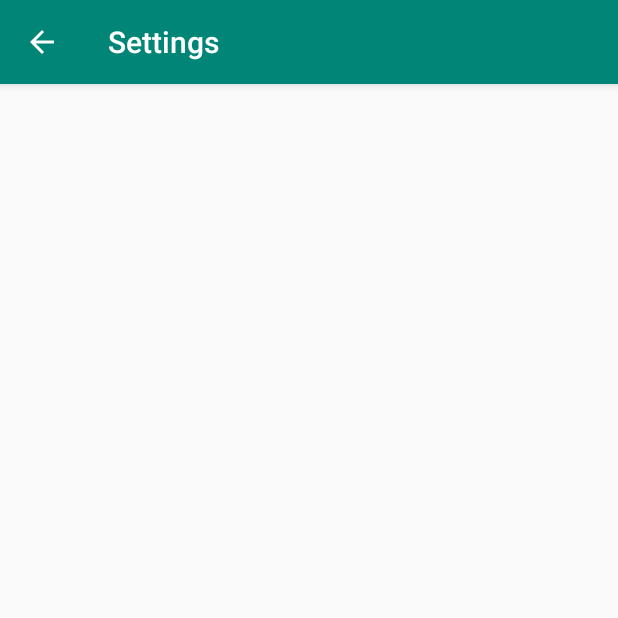
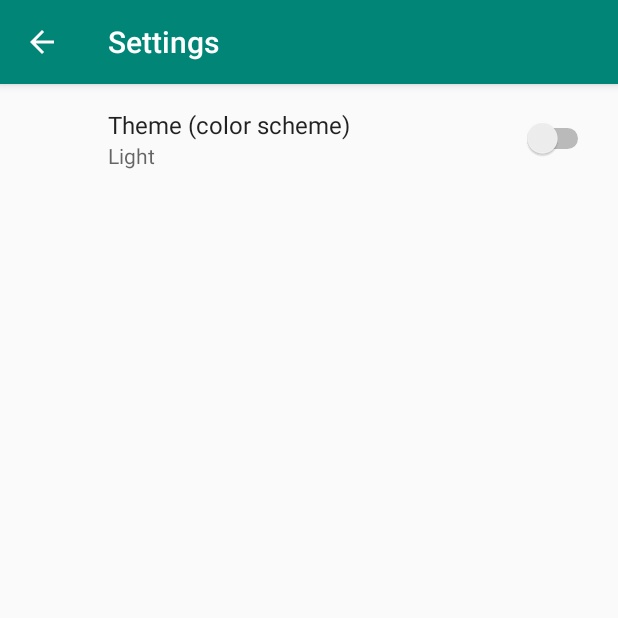
Before and after one commit to kaffn8ed27/NicksNameGame, an Android app: the screen it shows after launch (SettingsActivity), in the options menu, after a tap on "Settings", on a phone screen of 412 x 824 dp, the top half of it. Run offline under Robolectric (Android 15) with nearby library versions, the phone set to English and light mode, and no system bars; our stand-ins replace androidx.preference.

Commit message:
Implemented SharedPreferences to switch between light & dark theme throughout

```diff
--- a/app/src/main/java/android/example/nicksnamegame/game/GameActivity.java
+++ b/app/src/main/java/android/example/nicksnamegame/game/GameActivity.java
@@ -5,9 +5,11 @@ import androidx.appcompat.app.AppCompatActivity;
 import androidx.recyclerview.widget.GridLayoutManager;
 import androidx.recyclerview.widget.RecyclerView;
 
+import android.content.SharedPreferences;
 import android.example.nicksnamegame.R;
 import android.example.nicksnamegame.data.model.PersonConverter;
 import android.os.Bundle;
+import android.preference.PreferenceManager;
 import android.util.Log;
 import android.view.View;
 import android.widget.ProgressBar;
@@ -39,12 +41,19 @@ public class GameActivity extends AppCompatActivity {
     private ShuffledList shuffledList;
     private TextView game_prompt_text_view;
 
-    public static CopyOnWriteArrayList<Person> personList;
+
+    private void setupSharedPreferences() {
+        SharedPreferences sharedPreferences = PreferenceManager.getDefaultSharedPreferences(this);
+        boolean useDarkTheme = sharedPreferences.getBoolean(getString(R.string.pref_dark_theme_key), getResources().getBoolean(R.bool.pref_dark_theme_default));
+        int theme = useDarkTheme ? R.style.AppTheme_Dark_GameTheme : R.style.AppTheme_GameTheme;
+        setTheme(theme);
+    }
 
     @Override
     protected void onCreate(final Bundle savedInstanceState) {
 
         super.onCreate(savedInstanceState);
+        setupSharedPreferences();
         setContentView(R.layout.activity_game);
 
         people = (RecyclerView) findViewById(R.id.rv_photos);
--- a/app/src/main/java/android/example/nicksnamegame/launcher/MainActivity.java
+++ b/app/src/main/java/android/example/nicksnamegame/launcher/MainActivity.java
@@ -3,27 +3,58 @@ package android.example.nicksnamegame.launcher;
 import androidx.appcompat.app.AppCompatActivity;
 
 import android.content.Intent;
+import android.content.SharedPreferences;
 import android.example.nicksnamegame.R;
 import android.example.nicksnamegame.game.GameActivity;
 import android.os.Bundle;
+import android.preference.PreferenceManager;
+import android.util.Log;
 import android.view.Menu;
 import android.view.MenuInflater;
 import android.view.MenuItem;
 import android.widget.Button;
 
-public class MainActivity extends AppCompatActivity {
+public class MainActivity extends AppCompatActivity
+implements SharedPreferences.OnSharedPreferenceChangeListener {
 
-    private Button defaultGameButton;
+    private static final String TAG = MainActivity.class.getSimpleName();
+    private boolean useDarkTheme;
+
+    private void setupSharedPreferences() {
+        SharedPreferences sharedPreferences =
+                PreferenceManager.getDefaultSharedPreferences(this);
+        sharedPreferences.registerOnSharedPreferenceChangeListener(this);
+        useDarkTheme = sharedPreferences.getBoolean(getString(R.string.pref_dark_theme_key), getResources().getBoolean(R.bool.pref_dark_theme_default));
+        int theme = useDarkTheme ? R.style.AppTheme_Dark : R.style.AppTheme;
+        setTheme(theme);
+    }
+
+    @Override
+    public void onSharedPreferenceChanged(SharedPreferences sharedPreferences, String key) {
+        if (key.equals(getString(R.string.pref_dark_theme_key))) {
+            useDarkTheme = sharedPreferences.getBoolean(key, getResources().getBoolean(R.bool.pref_dark_theme_default));
+            Log.d(TAG, "Theme preference changed from " + (useDarkTheme ? "light to dark" : "dark to light"));
+            recreate();
+        }
+    }
 
     @Override
     protected void onCreate(Bundle savedInstanceState) {
+        setupSharedPreferences();
         super.onCreate(savedInstanceState);
         setContentView(R.layout.activity_main);
-        defaultGameButton = findViewById(R.id.default_game_button);
+        Button defaultGameButton = findViewById(R.id.default_game_button);
         defaultGameButton.setOnClickListener(v -> {
             Intent startGameIntent = new Intent(MainActivity.this, GameActivity.class);
             startActivity(startGameIntent);
         });
+    }
+
+    @Override
+    protected void onDestroy() {
+        super.onDestroy();
+        PreferenceManager.getDefaultSharedPreferences(this)
+                .unregisterOnSharedPreferenceChangeListener(this);
     }
 
     @Override
--- a/app/src/main/java/android/example/nicksnamegame/launcher/SettingsActivity.java
+++ b/app/src/main/java/android/example/nicksnamegame/launcher/SettingsActivity.java
@@ -4,21 +4,46 @@ import androidx.appcompat.app.ActionBar;
 import androidx.appcompat.app.AppCompatActivity;
 import androidx.core.app.NavUtils;
 
+import android.content.SharedPreferences;
 import android.drm.DrmStore;
 import android.example.nicksnamegame.R;
 import android.os.Bundle;
+import android.preference.PreferenceManager;
 import android.view.MenuItem;
 
-public class SettingsActivity extends AppCompatActivity {
+public class SettingsActivity extends AppCompatActivity implements SharedPreferences.OnSharedPreferenceChangeListener {
+
+    private void setupSharedPreferences() {
+        SharedPreferences sharedPreferences = PreferenceManager.getDefaultSharedPreferences(this);
+        sharedPreferences.registerOnSharedPreferenceChangeListener(this);
+        boolean useDarkTheme = sharedPreferences.getBoolean(getString(R.string.pref_dark_theme_key), getResources().getBoolean(R.bool.pref_dark_theme_default));
+        int theme = useDarkTheme ? R.style.AppTheme_Dark : R.style.AppTheme;
+        setTheme(theme);
+    }
+
+    @Override
+    public void onSharedPreferenceChanged(SharedPreferences sharedPreferences, String key) {
+        if (key.equals(getString(R.string.pref_dark_theme_key))) {
+            recreate();
+        }
+    }
 
     @Override
     protected void onCreate(Bundle savedInstanceState) {
         super.onCreate(savedInstanceState);
+        setupSharedPreferences();
         setContentView(R.layout.activity_settings);
         ActionBar actionBar = this.getSupportActionBar();
         if (actionBar != null) {
             actionBar.setDisplayHomeAsUpEnabled(true);
         }
+    }
+
+    @Override
+    protected void onDestroy() {
+        super.onDestroy();
+        PreferenceManager.getDefaultSharedPreferences(this)
+                .unregisterOnSharedPreferenceChangeListener(this);
     }
 
     @Override
--- /dev/null
+++ b/app/src/main/java/android/example/nicksnamegame/launcher/SettingsFragment.java
@@ -0,0 +1,14 @@
+package android.example.nicksnamegame.launcher;
+
+import android.example.nicksnamegame.R;
+import android.os.Bundle;
+
+import androidx.preference.PreferenceFragmentCompat;
+
+public class SettingsFragment extends PreferenceFragmentCompat {
+
+    @Override
+    public void onCreatePreferences(Bundle savedInstanceState, String rootKey) {
+        addPreferencesFromResource(R.xml.pref_namegame);
+    }
+}
--- a/app/src/main/res/layout/activity_settings.xml
+++ b/app/src/main/res/layout/activity_settings.xml
@@ -1,9 +1,7 @@
 <?xml version="1.0" encoding="utf-8"?>
-<androidx.constraintlayout.widget.ConstraintLayout xmlns:android="http://schemas.android.com/apk/res/android"
-    xmlns:app="http://schemas.android.com/apk/res-auto"
-    xmlns:tools="http://schemas.android.com/tools"
+<fragment
+    xmlns:android="http://schemas.android.com/apk/res/android"
+    android:id="@+id/activity_settings"
+    android:name="android.example.nicksnamegame.launcher.SettingsFragment"
     android:layout_width="match_parent"
-    android:layout_height="match_parent"
-    tools:context=".launcher.SettingsActivity">
-
-</androidx.constraintlayout.widget.ConstraintLayout>
+    android:layout_height="match_parent" />
--- /dev/null
+++ b/app/src/main/res/values/bools.xml
@@ -0,0 +1,4 @@
+<?xml version="1.0" encoding="utf-8"?>
+<resources>
+    <bool name="pref_dark_theme_default">false</bool>
+</resources>
--- a/app/src/main/res/values/strings.xml
+++ b/app/src/main/res/values/strings.xml
@@ -1,4 +1,12 @@
 <resources>
+    <!--Preferences-->
+    <string name="pref_dark_theme_label">Theme (color scheme)</string>
+    <string name="pref_dark_theme_key" translatable="false">theme_dark</string>
+    <string name="pref_dark_theme_off">Light</string>
+    <string name="pref_dark_theme_on">Dark</string>
+
+
+
     <string name="app_name">NicksNameGame</string>
     <string name="launcher_label">Nick\'s Name Game</string>
     <!--label for splash screen-->
--- a/app/src/main/res/values/themes.xml
+++ b/app/src/main/res/values/themes.xml
@@ -9,12 +9,14 @@
         <item name="colorPrimaryDark">@color/colorPrimaryDark</item>
         <item name="colorAccent">@color/colorAccent</item>
         <!--custom theme attributes can also be applied-->
+        <item name="preferenceTheme">@style/PreferenceThemeOverlay</item>
     </style>
 
     <style name="AppTheme_Dark" parent="Theme.AppCompat">
         <item name="colorPrimary">@color/colorPrimary</item>
         <item name="colorPrimaryDark">@color/colorPrimaryDark</item>
         <item name="colorAccent">@color/colorAccent</item>
+        <item name="preferenceTheme">@style/PreferenceThemeOverlay</item>
     </style>
 
     <style name="AppTheme.GameTheme">
--- /dev/null
+++ b/app/src/main/res/xml/pref_namegame.xml
@@ -0,0 +1,9 @@
+<?xml version="1.0" encoding="utf-8"?>
+<PreferenceScreen xmlns:android="http://schemas.android.com/apk/res/android">
+    <SwitchPreference
+        android:key="@string/pref_dark_theme_key"
+        android:defaultValue="@bool/pref_dark_theme_default"
+        android:summaryOff="@string/pref_dark_theme_off"
+        android:summaryOn="@string/pref_dark_theme_on"
+        android:title="@string/pref_dark_theme_label" />
+</PreferenceScreen>
```
